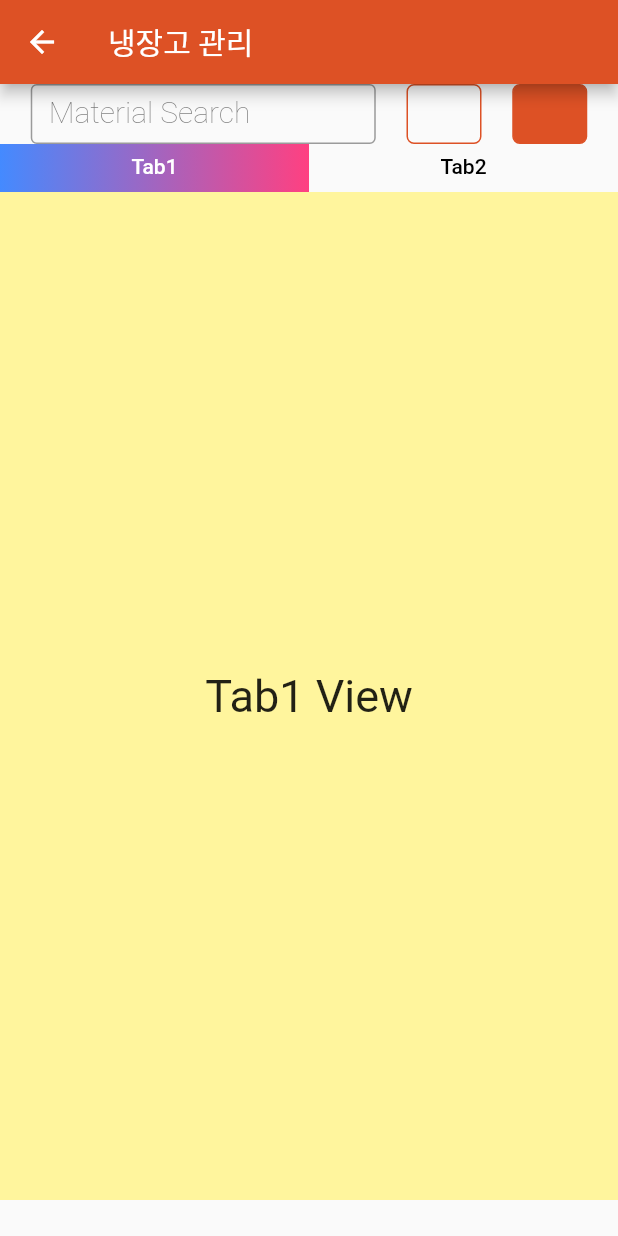
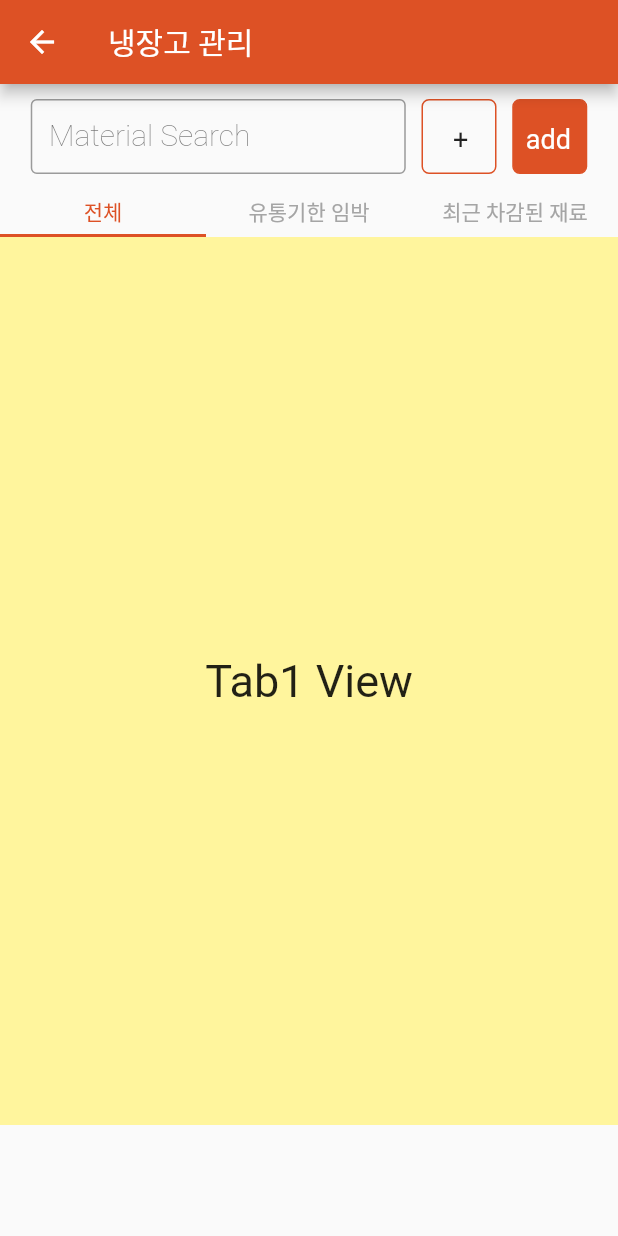
Before and after one commit to koboolean/refrigerator_project_flutter, a Flutter app: the MyFridge screen opened directly, on a phone screen of 412 x 824 dp. Run offline on Flutter 3.47's test engine with Material 2 defaults, Android fonts, the phone set to English and light mode, and no system bars; our stand-ins replace dropdown_textfield, firebase_auth, firebase_core, flutter_svg, yaml; accounts and stored records are empty.

Commit message:
냉장고 관리 - Column 넘침문제 해결

```diff
--- a/lib/screens/myRefriger.dart
+++ b/lib/screens/myRefriger.dart
@@ -32,15 +32,18 @@ class _MyFridgeState extends State<MyFridge> with TickerProviderStateMixin {
       appBar: AppBar(
         title: Text("냉장고 관리"),
       ),
-      body: Column(
+      body: SingleChildScrollView(
+        child: Column(
+          mainAxisSize: MainAxisSize.min,
           children: [
-          SizedBox(
-            height: 40,
+            Container(
+              margin: EdgeInsets.all(10),
+              height: 50,
               child: Row(
                 mainAxisAlignment: MainAxisAlignment.spaceEvenly,
                 children: [
                   SizedBox(
-                    width: 230,
+                      width: 250,
                       child: Padding(
                         padding: EdgeInsets.symmetric(),
                         child: TextField(
@@ -64,11 +67,11 @@ class _MyFridgeState extends State<MyFridge> with TickerProviderStateMixin {
                       ),
                     ),
                     child: Padding(
-                    padding: EdgeInsets.symmetric(vertical: 17, horizontal: 18),
+                      padding: EdgeInsets.fromLTRB(20, 15, 15, 15),
                       child: Text(
                         "+",
                         style: TextStyle(
-                        fontSize: 20,
+                          fontSize: 18,
                         ),
                       ),
                     ),
@@ -84,11 +87,11 @@ class _MyFridgeState extends State<MyFridge> with TickerProviderStateMixin {
                       ),
                     ),
                     child: Padding(
-                    padding: EdgeInsets.symmetric(vertical: 17, horizontal: 5),
+                      padding: EdgeInsets.fromLTRB(8, 15, 4, 15),
                       child: Text(
                         "add",
                         style: TextStyle(
-                        fontSize: 20,
+                          fontSize: 18,
                           color: Colors.white,
                         ),
                       ),
@@ -98,11 +101,12 @@ class _MyFridgeState extends State<MyFridge> with TickerProviderStateMixin {
               ),
             ),
             SizedBox(
-            height: MediaQuery.of(context).size.height-120,
+              height: MediaQuery.of(context).size.height - 200,
               child: DefaultTabController(
-              length: 2,
+                length: 3,
                 initialIndex: 0,
                 child: Column(
+                  mainAxisSize: MainAxisSize.min,
                   children: [
                     TabBar(
                       tabs: [
@@ -110,30 +114,37 @@ class _MyFridgeState extends State<MyFridge> with TickerProviderStateMixin {
                           height: 30,
                           alignment: Alignment.center,
                           child: Text(
-                          'Tab1',
+                            '전체',
                           ),
                         ),
                         Container(
                           height: 30,
                           alignment: Alignment.center,
                           child: Text(
-                          'Tab2',
+                            '유통기한 임박',
+                          ),
+                        ),
+                        Container(
+                          height: 30,
+                          alignment: Alignment.center,
+                          child: Text(
+                            '최근 차감된 재료',
                           ),
                         ),
                       ],
-                    indicator: BoxDecoration(
-                      gradient: LinearGradient(
-                        //배경 그라데이션 적용
-                        begin: Alignment.centerLeft,
-                        end: Alignment.centerRight,
-                        colors: [
-                          Colors.blueAccent,
-                          Colors.pinkAccent,
-                        ],
-                      ),
-                    ),
-                    labelColor: Colors.white,
-                    unselectedLabelColor: Colors.black,
+                      // indicator: BoxDecoration(
+                      //   gradient: LinearGradient(
+                      //     //배경 그라데이션 적용
+                      //     begin: Alignment.centerLeft,
+                      //     end: Alignment.centerRight,
+                      //     colors: [
+                      //       Colors.blueAccent,
+                      //       Colors.pinkAccent,
+                      //     ],
+                      //   ),
+                      // ),
+                      labelColor: THEME_COLOR,
+                      unselectedLabelColor: Color.fromARGB(255, 165, 165, 165),
                       controller: _tabController,
                     ),
                     Expanded(
@@ -160,6 +171,16 @@ class _MyFridgeState extends State<MyFridge> with TickerProviderStateMixin {
                               ),
                             ),
                           ),
+                          Container(
+                            color: Colors.blue[200],
+                            alignment: Alignment.center,
+                            child: Text(
+                              'Tab3 View',
+                              style: TextStyle(
+                                fontSize: 30,
+                              ),
+                            ),
+                          ),
                         ],
                       ),
                     ),
@@ -169,6 +190,7 @@ class _MyFridgeState extends State<MyFridge> with TickerProviderStateMixin {
             ),
           ],
         ),
+      ),
     );
   }
 }
```
Also changed, not shown: pubspec.lock. Lines whose indentation alone changed are shown as unchanged.
